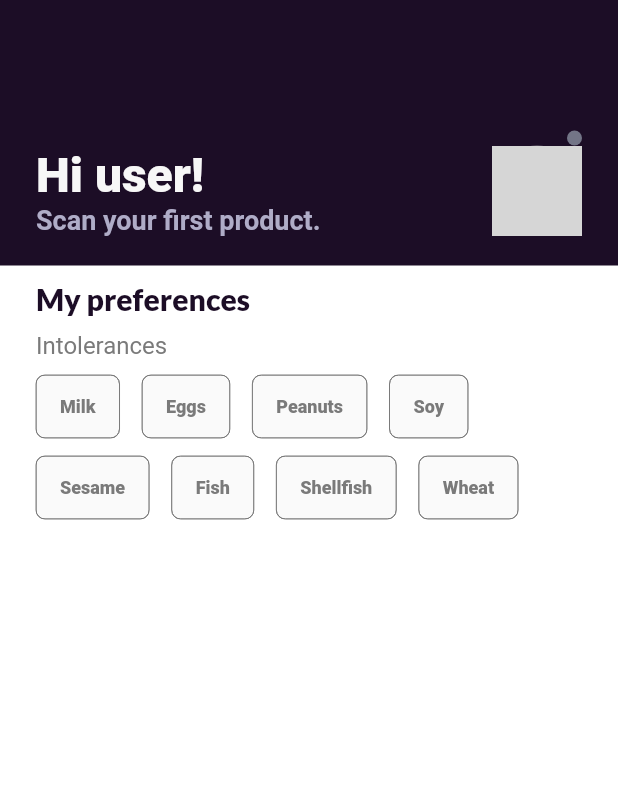
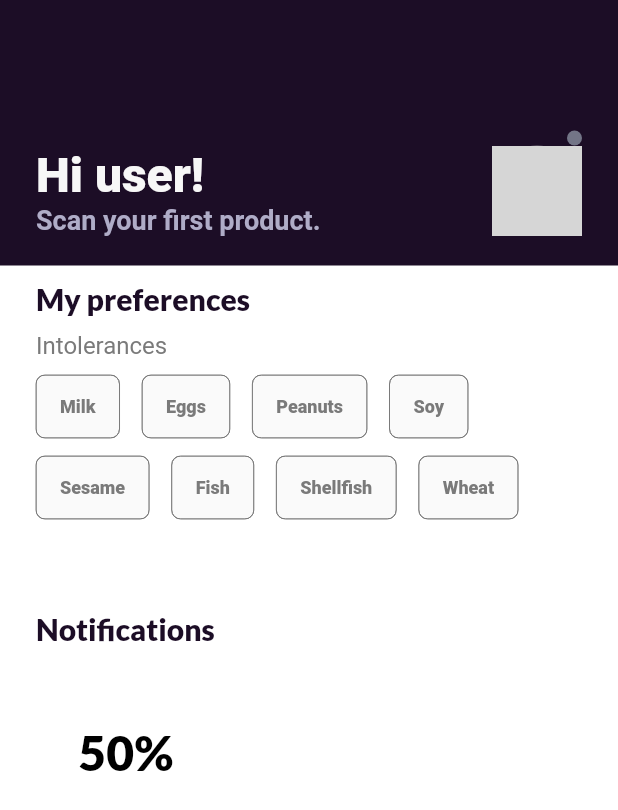
Before and after one commit to jakkappro/FoodAuditFlutterFlow, a Flutter app: the screen it shows after launch, on a phone screen of 412 x 824 dp. Shown: the top 810 px of the screen. Run offline on Flutter 3.47's test engine with Material 2 defaults, Android fonts, the phone set to English and light mode, and no system bars; drawn by our look-alikes of cached_network_image, percent_indicator; our stand-ins replace auto_size_text, camera, csv, equatable, firebase_analytics, firebase_core and 13 more; missing offline and left inert: google_mlkit_barcode_scanning, json_path, mime_type; accounts and stored records are empty; network calls fail; Roboto replaces fonts that are missing (Readex Pro); grey boxes are pictures that could not be loaded.

Commit message:
possible fix

```diff
--- a/lib/pages/home/home/home_model.dart
+++ b/lib/pages/home/home/home_model.dart
@@ -1,5 +1,6 @@
 import '/components/header/header_widget.dart';
 import '/components/intolerancies/intolerancies_widget.dart';
+import '/components/notifications/notifications_widget.dart';
 import '/flutter_flow/flutter_flow_theme.dart';
 import '/flutter_flow/flutter_flow_util.dart';
 import 'package:flutter/material.dart';
@@ -14,18 +15,22 @@ class HomeModel extends FlutterFlowModel {
   late HeaderModel headerModel;
   // Model for Intolerancies component.
   late IntoleranciesModel intoleranciesModel;
+  // Model for Notifications component.
+  late NotificationsModel notificationsModel;
 
   /// Initialization and disposal methods.
 
   void initState(BuildContext context) {
     headerModel = createModel(context, () => HeaderModel());
     intoleranciesModel = createModel(context, () => IntoleranciesModel());
+    notificationsModel = createModel(context, () => NotificationsModel());
   }
 
   void dispose() {
     unfocusNode.dispose();
     headerModel.dispose();
     intoleranciesModel.dispose();
+    notificationsModel.dispose();
   }
 
   /// Action blocks are added here.
--- a/lib/pages/home/home/home_widget.dart
+++ b/lib/pages/home/home/home_widget.dart
@@ -1,5 +1,6 @@
 import '/components/header/header_widget.dart';
 import '/components/intolerancies/intolerancies_widget.dart';
+import '/components/notifications/notifications_widget.dart';
 import '/flutter_flow/flutter_flow_theme.dart';
 import '/flutter_flow/flutter_flow_util.dart';
 import 'package:flutter/material.dart';
@@ -61,11 +62,21 @@ class _HomeWidgetState extends State<HomeWidget> {
                     updateCallback: () => setState(() {}),
                     child: HeaderWidget(),
                   ),
-                  Flexible(
+                  wrapWithModel(
+                    model: _model.intoleranciesModel,
+                    updateCallback: () => setState(() {}),
+                    child: IntoleranciesWidget(),
+                  ),
+                  Container(
+                    width: double.infinity,
+                    height: 200.0,
+                    decoration: BoxDecoration(
+                      color: Colors.transparent,
+                    ),
                     child: wrapWithModel(
-                      model: _model.intoleranciesModel,
+                      model: _model.notificationsModel,
                       updateCallback: () => setState(() {}),
-                      child: IntoleranciesWidget(),
+                      child: NotificationsWidget(),
                     ),
                   ),
                 ].addToEnd(SizedBox(height: 15.0)),
```
